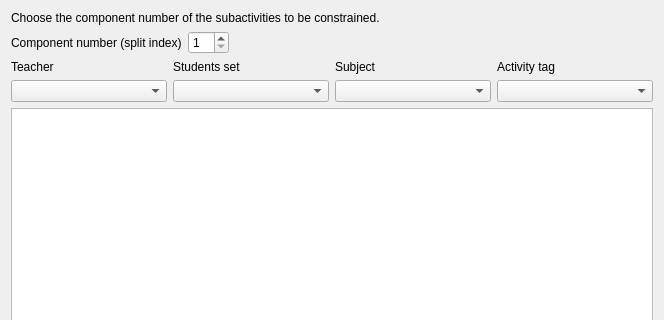
This is fet/src/interface/addconstraintsubactivitiespreferredtimeslotsform_template.ui in vonmecheln/fet as Qt 5 draws it before an edit; both pictures show x 0 to 664 and y 0 to 320 of the 664 by 568 pixel window. The edited form follows.
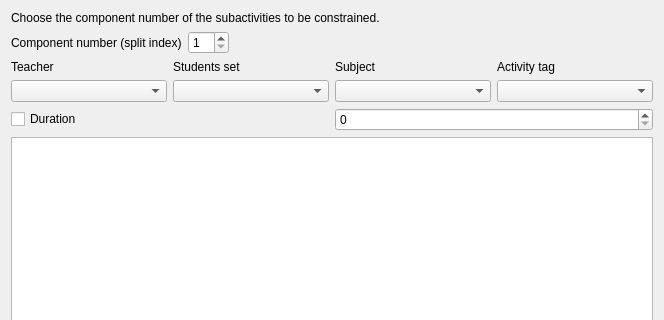
This is the edited form.

```diff
--- a/fet/src/interface/addconstraintsubactivitiespreferredtimeslotsform_template.ui
+++ b/fet/src/interface/addconstraintsubactivitiespreferredtimeslotsform_template.ui
@@ -13,7 +13,7 @@
   <property name="windowTitle">
    <string extracomment="This is the title of the dialog to add a new constraint of this type">Add subactivities preferred time slots</string>
   </property>
-  <layout class="QGridLayout" name="gridLayout_2">
+  <layout class="QGridLayout" name="gridLayout">
    <item row="0" column="0">
     <widget class="QLabel" name="instructionsTextLabel">
      <property name="sizePolicy">
@@ -124,9 +124,23 @@
     </layout>
    </item>
    <item row="3" column="0">
-    <widget class="QTableWidget" name="preferredTimesTable"/>
+    <layout class="QHBoxLayout" name="horizontalLayout">
+     <item>
+      <widget class="QCheckBox" name="durationCheckBox">
+       <property name="text">
+        <string>Duration</string>
+       </property>
+      </widget>
+     </item>
+     <item>
+      <widget class="QSpinBox" name="durationSpinBox"/>
+     </item>
+    </layout>
    </item>
    <item row="4" column="0">
+    <widget class="QTableWidget" name="preferredTimesTable"/>
+   </item>
+   <item row="5" column="0">
     <layout class="QHBoxLayout" name="weightBoxLayout">
      <item>
       <widget class="QLabel" name="weightTextLabel">
@@ -153,7 +167,7 @@
      </item>
     </layout>
    </item>
-   <item row="5" column="0">
+   <item row="6" column="0">
     <layout class="QGridLayout" name="buttonsGridLayout">
      <item row="0" column="0">
       <widget class="QPushButton" name="setAllAllowedPushButton">
```
